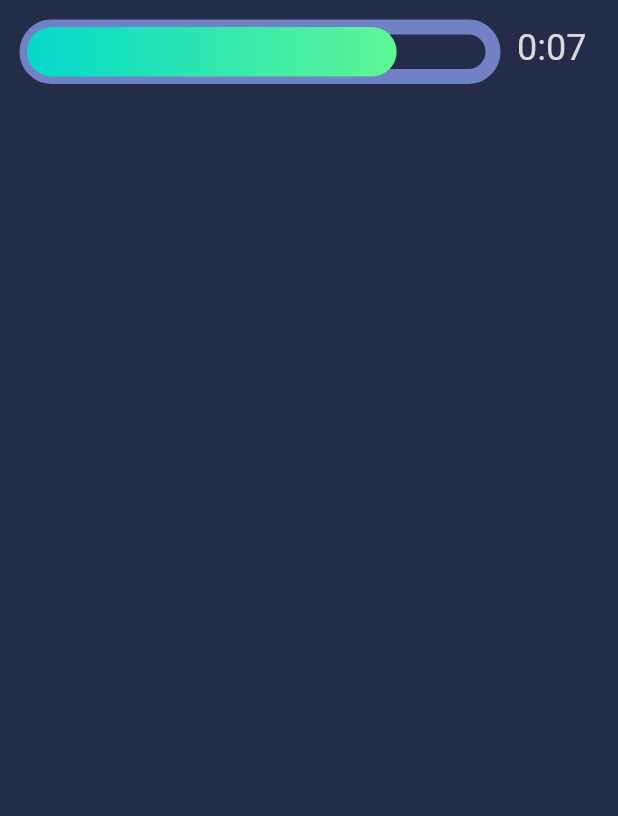
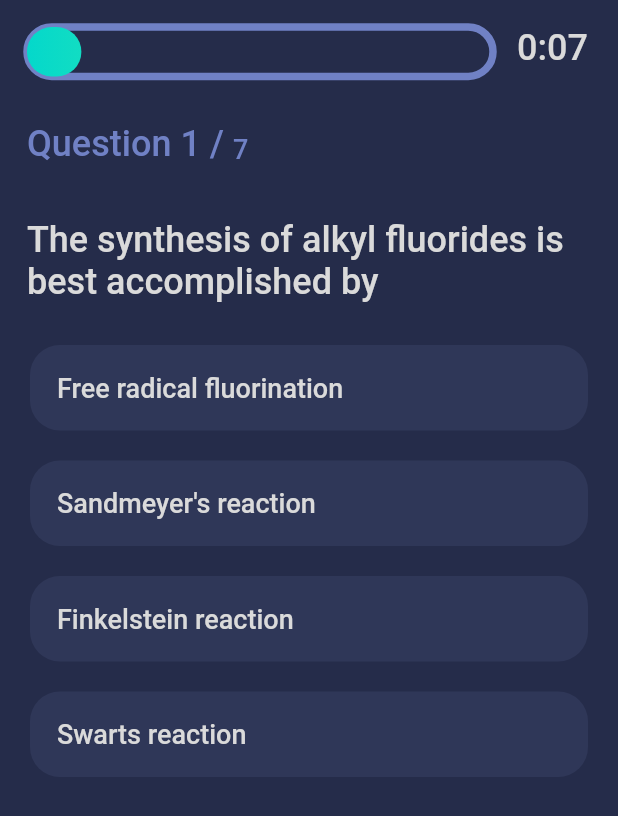
Before and after one commit to bala0406/Focus7_frontend_flutter, a Flutter app: the screen it shows after launch, on a phone screen of 412 x 824 dp. Shown: the top 816 px of the screen. Run offline on Flutter 3.47's test engine with Material 2 defaults, Android fonts, the phone set to English and light mode, and no system bars; our stand-ins replace flutter_svg, gradient_widgets; missing offline and left inert: gradient_text; Roboto replaces fonts that are missing (Roboto regular).

Commit message:
created question_view

```diff
--- a/lib/main.dart
+++ b/lib/main.dart
@@ -1,8 +1,7 @@
 import 'package:flutter/material.dart';
+import 'package:flutter/services.dart';
 import 'package:focus7/styles.dart';
-import 'package:focus7/timer.dart';
-import 'login.dart';
-import 'question_view.dart';
+import 'question_display.dart';
 
 void main() => runApp(MyApp());
 
@@ -10,11 +9,25 @@ class MyApp extends StatelessWidget {
   // This widget is the root of your application.
   @override
   Widget build(BuildContext context) {
+    SystemChrome.setPreferredOrientations([DeviceOrientation.portraitDown]);
+
     return MaterialApp(
         title: 'Flutter Demo',
-        home: Timer(),
+        home: QuestionDisplay(),
         theme: ThemeData(
-          fontFamily: "Roboto regular",
-        ));
+            fontFamily: "Roboto regular",
+            primaryColorDark: Styles.primaryLightBlue,
+            backgroundColor: Styles.primaryDarkBlue,
+            disabledColor: Styles.secondaryBlue,
+            splashColor: Styles.secondaryBlue,
+            errorColor: Styles.errorRed,
+            scaffoldBackgroundColor: Styles.primaryDarkBlue,
+            textTheme: TextTheme(
+                display1: TextStyle(fontSize: 24, fontWeight: FontWeight.w500, color: Styles.primaryWhite),
+                display2: TextStyle(fontSize: 18, fontWeight: FontWeight.w500, color: Styles.primaryWhite),
+                body1: TextStyle(fontSize: 24, fontWeight: FontWeight.w500, color: Styles.primaryLightBlue),
+                body2: TextStyle(fontSize: 18, fontWeight: FontWeight.w500, color: Styles.primaryLightBlue))
+
+            ));
   }
 }
--- /dev/null
+++ b/lib/question.dart
@@ -0,0 +1,76 @@
+import 'package:flutter/material.dart';
+
+class Question extends StatefulWidget {
+  @override
+  _QuestionState createState() => _QuestionState();
+}
+
+class _QuestionState extends State<Question> {
+
+  Widget questionCount() {
+    return Padding(
+      padding: const EdgeInsets.all(18.0),
+      child: Row(
+        crossAxisAlignment: CrossAxisAlignment.end,
+        children: <Widget>[
+          Text("Question ", style: Theme.of(context).textTheme.body1),
+          Text("1 ", style: Theme.of(context).textTheme.body1),
+          Text("/ ", style: Theme.of(context).textTheme.body1),
+          Text("7", style: Theme.of(context).textTheme.body2),
+        ],
+      ),
+    );
+  }
+
+  Widget questionview() {
+    return Padding(
+      padding: const EdgeInsets.all(18.0),
+      child: Text(
+        "The synthesis of alkyl fluorides is best accomplished by",
+        style: Theme.of(context).textTheme.display1,
+      ),
+    );
+  }
+
+  Widget option({String option}) {
+    Color disabledColor = Theme.of(context).disabledColor;
+
+    return Padding(
+      padding: EdgeInsets.symmetric(vertical: 10, horizontal: 20),
+      child: new Container(
+        decoration: BoxDecoration(
+          borderRadius: new BorderRadius.all(new Radius.circular(20.0)),
+          color: disabledColor,
+        ),
+        child: Material(
+          color: Colors.transparent,
+          child: InkWell(
+            borderRadius: BorderRadius.circular(20.0),
+            splashColor: Theme.of(context).primaryColorDark,
+            onTap: () {
+            },
+            child: Container(
+              alignment: Alignment.centerLeft,
+              padding: EdgeInsets.all(18.0),
+              child: Text(option, style: Theme.of(context).textTheme.display2),
+            ),
+          ),
+        ),
+      ),
+    );
+  }
+
+  @override
+  Widget build(BuildContext context) {
+    return Column(
+      children: <Widget>[
+        questionCount(),
+        questionview(),
+        option(option: "Free radical fluorination"),
+        option(option: "Sandmeyer's reaction"),
+        option(option: "Finkelstein reaction"),
+        option(option: "Swarts reaction")
+      ],
+    );
+  }
+}
--- a/lib/question_view.dart
+++ b/lib/question_display.dart
@@ -1,4 +1,6 @@
 import 'package:flutter/material.dart';
+import 'package:focus7/question.dart';
+import 'package:focus7/timer.dart';
 import 'styles.dart';
 
 
@@ -8,12 +10,32 @@ class QuestionDisplay extends StatefulWidget {
 }
 
 class _QuestionDisplayState extends State<QuestionDisplay> {
+
+
+
+  Widget previousNextButton()
+  {
+    return Row(
+      children: <Widget>[
+        MaterialButton(onPressed: (){},
+        )
+      ],
+
+    );
+
+  }
+
+
+
   @override
   Widget build(BuildContext context) {
     return Scaffold(
-      backgroundColor: Styles.primaryDarkBlue,
+
       body: SafeArea(child:
       Column(children: <Widget>[
+        Timer(),
+        Question(),
+        previousNextButton()
 
       ],)),
 
--- a/lib/styles.dart
+++ b/lib/styles.dart
@@ -3,7 +3,8 @@ import 'package:flutter/material.dart';
 class Styles {
   static LinearGradient primaryGradient = LinearGradient(colors: [Color(0xFF04D8CB),Color(0xFF78FF86) ]);
   static Color primaryDarkBlue = Color(0xFF252C4A);
-  static Color primaryBlue = Color(0XFF7081C5);
+  static Color primaryLightBlue = Color(0XFF7081C5);
   static Color secondaryBlue = Color(0xFF2F3758);
   static Color primaryWhite = Color(0xFFDADADA);
+  static Color errorRed = Color(0xFFcc0000);
 }
--- a/lib/timer.dart
+++ b/lib/timer.dart
@@ -19,8 +19,8 @@ class _TimerState extends State<Timer> with SingleTickerProviderStateMixin {
   @override
   void initState() {
     super.initState();
-    controller = AnimationController(vsync: this, duration: Duration(seconds: 10));
-    animation = Tween<double>(begin: 0.06, end: 1).animate(controller);
+    controller = AnimationController(vsync: this, duration: Duration(minutes: 7));
+    animation = Tween<double>(begin: 0.1, end: 1).animate(controller);
     controller.forward();
   }
 
@@ -36,9 +36,7 @@ class _TimerState extends State<Timer> with SingleTickerProviderStateMixin {
     double height = MediaQuery.of(context).size.height;
     double width = MediaQuery.of(context).size.width;
 
-    return Scaffold(
-        backgroundColor: Styles.primaryDarkBlue,
-        body: SafeArea(
+    return SafeArea(
       child: Padding(
         padding: const EdgeInsets.all(10),
         child: Row(
@@ -64,7 +62,7 @@ class _TimerState extends State<Timer> with SingleTickerProviderStateMixin {
                     builder: (context, child) {
                       return Text(
                         timerString,
-                            style: TextStyle(fontSize: 24, color: Styles.primaryWhite),
+                        style: Theme.of(context).textTheme.display1,
                       );
                     }),
               ),
@@ -72,13 +70,13 @@ class _TimerState extends State<Timer> with SingleTickerProviderStateMixin {
           ],
         ),
       ),
-        ));
+    );
   }
 }
 
 class TimerBar extends CustomPainter {
   final Gradient gradient = Styles.primaryGradient;
-  final Color timerBarColor = Styles.primaryBlue;
+  final Color timerBarColor = Styles.primaryLightBlue;
   final Animation animation;
   final double width;
   final double height;
@@ -91,7 +89,7 @@ class TimerBar extends CustomPainter {
       ..color = timerBarColor
       ..strokeCap = StrokeCap.round
       ..style = PaintingStyle.stroke
-      ..strokeWidth = 10;
+      ..strokeWidth = 5;
 
     Rect rect = new Rect.fromLTWH(0, 0, size.width, height / 25);
 
@@ -109,8 +107,8 @@ class TimerBar extends CustomPainter {
   }
 
   @override
-  bool shouldRepaint(CustomPainter oldDelegate) {
+  bool shouldRepaint(TimerBar oldDelegate) {
     // TODO: implement shouldRepaint
-    return false;
+    return animation != oldDelegate.animation || height != oldDelegate.height;
   }
 }
```
Lines whose indentation alone changed are shown as unchanged.
